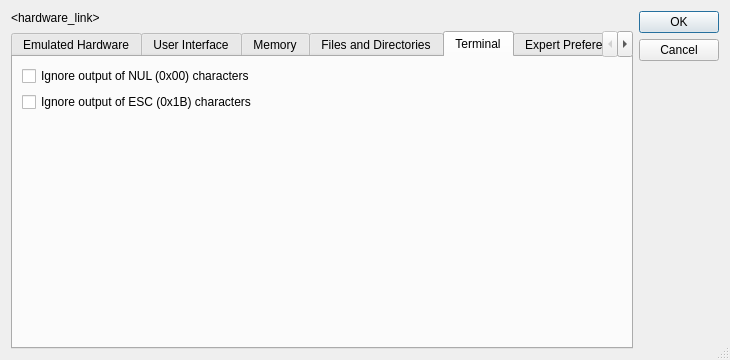
Before: the Qt Designer form src/fsetup.ui in ulboet/flexemu, drawn with Qt 5.
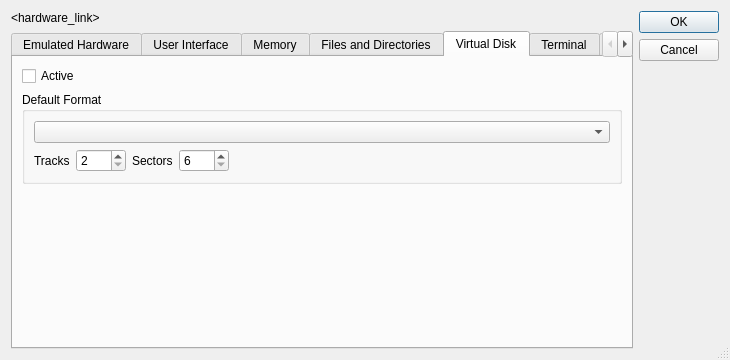
After: the same form once the commit is applied. The open tabs and pages were chosen to show the change. Icons and pictures are not drawn.

```diff
--- a/src/fsetup.ui
+++ b/src/fsetup.ui
@@ -748,6 +748,123 @@
          </item>
         </layout>
        </widget>
+       <widget class="QWidget" name="t_virtualDisk">
+        <attribute name="title">
+         <string>Virtual Disk</string>
+        </attribute>
+        <layout class="QVBoxLayout" name="verticalLayout_14">
+         <item>
+          <widget class="QCheckBox" name="c_isDirectoryDiskActive">
+           <property name="text">
+            <string>Active</string>
+           </property>
+          </widget>
+         </item>
+         <item>
+          <widget class="QGroupBox" name="g_defaultFormat">
+           <property name="title">
+            <string>Default Format</string>
+           </property>
+           <layout class="QVBoxLayout" name="verticalLayout_16">
+            <item>
+             <layout class="QVBoxLayout" name="verticalLayout_15">
+              <item>
+               <layout class="QHBoxLayout" name="horizontalLayout_3" stretch="10">
+                <item>
+                 <widget class="QComboBox" name="cb_diskFormat"/>
+                </item>
+               </layout>
+              </item>
+              <item>
+               <layout class="QHBoxLayout" name="horizontalLayout_6">
+                <item>
+                 <widget class="QLabel" name="l_tracks">
+                  <property name="text">
+                   <string>Tracks</string>
+                  </property>
+                 </widget>
+                </item>
+                <item>
+                 <widget class="QSpinBox" name="e_tracks">
+                  <property name="minimumSize">
+                   <size>
+                    <width>50</width>
+                    <height>0</height>
+                   </size>
+                  </property>
+                  <property name="minimum">
+                   <number>2</number>
+                  </property>
+                  <property name="maximum">
+                   <number>256</number>
+                  </property>
+                 </widget>
+                </item>
+                <item>
+                 <widget class="QLabel" name="l_sectors">
+                  <property name="text">
+                   <string>Sectors</string>
+                  </property>
+                 </widget>
+                </item>
+                <item>
+                 <widget class="QSpinBox" name="e_sectors">
+                  <property name="minimumSize">
+                   <size>
+                    <width>50</width>
+                    <height>0</height>
+                   </size>
+                  </property>
+                  <property name="minimum">
+                   <number>6</number>
+                  </property>
+                  <property name="maximum">
+                   <number>255</number>
+                  </property>
+                 </widget>
+                </item>
+                <item>
+                 <widget class="QLabel" name="l_formatWarning">
+                  <property name="text">
+                   <string/>
+                  </property>
+                 </widget>
+                </item>
+                <item>
+                 <spacer name="s_tracksSectors">
+                  <property name="orientation">
+                   <enum>Qt::Horizontal</enum>
+                  </property>
+                  <property name="sizeHint" stdset="0">
+                   <size>
+                    <width>40</width>
+                    <height>20</height>
+                   </size>
+                  </property>
+                 </spacer>
+                </item>
+               </layout>
+              </item>
+             </layout>
+            </item>
+           </layout>
+          </widget>
+         </item>
+         <item>
+          <spacer name="verticalSpacer_8">
+           <property name="orientation">
+            <enum>Qt::Vertical</enum>
+           </property>
+           <property name="sizeHint" stdset="0">
+            <size>
+             <width>20</width>
+             <height>40</height>
+            </size>
+           </property>
+          </spacer>
+         </item>
+        </layout>
+       </widget>
        <widget class="QWidget" name="t_terminal">
         <attribute name="title">
          <string>Terminal</string>
```
Left out of the diff: 56 changed lines with no effect on the pictures.
